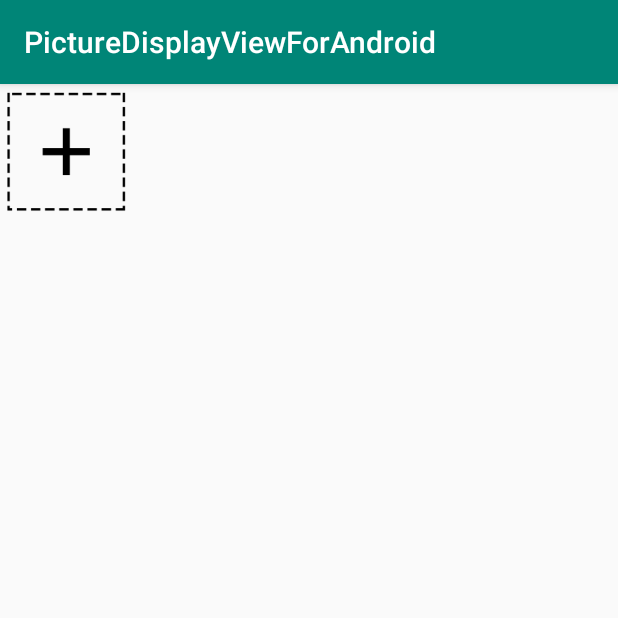
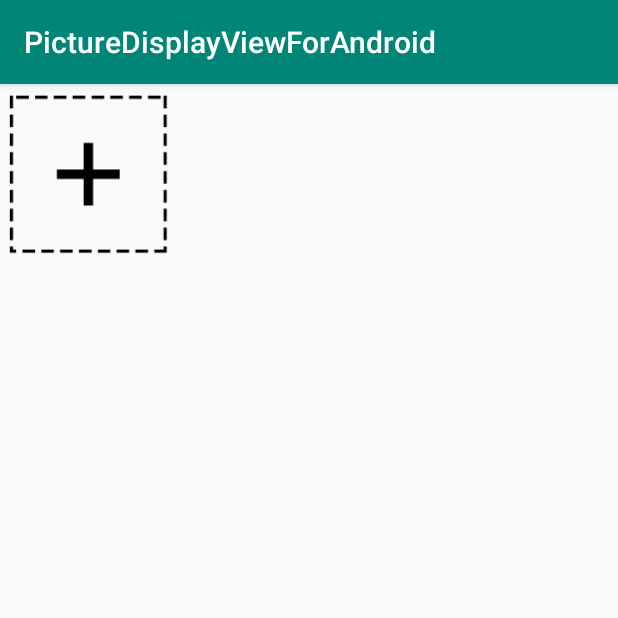
Before and after one commit to OneZeroYang/PictureDisplayViewForAndroid, an Android app: the screen it shows after launch (MainActivity), on a phone screen of 412 x 824 dp, the top half of it. Run offline under Robolectric (Android 15) with nearby library versions, the phone set to English and light mode, and no system bars; libraries missing offline, so code that uses them is left out: com.zhihu.matisse.

Commit message:
1.3.0 版本

```diff
--- a/app/src/main/java/com/yangshijie/picturedisplayview/MainActivity.java
+++ b/app/src/main/java/com/yangshijie/picturedisplayview/MainActivity.java
@@ -42,7 +42,7 @@ public class MainActivity extends AppCompatActivity {
         myPDPView = (PDPView) findViewById(R.id.myPDPView);
         pdpViewAdapter = new PDPViewAdapter(this, data);
         myPDPView.setAdapter(pdpViewAdapter);
-        myPDPView.setCall(new PDPViewCall() {
+        myPDPView.setCall(new PDPViewCall<Uri>() {
             @Override
             public void addImage() {
                 Log.i(TAG, "addImage: ");
@@ -55,8 +55,8 @@ public class MainActivity extends AppCompatActivity {
             }
 
             @Override
-            public void onUpdate(List<Object> list) {
-                Log.i(TAG, "onUpdate: ");
+            public void onUpdate(List<Uri> list) {
+                Log.i(TAG, "onUpdate: "+list);
 
             }
         });
--- a/library/build.gradle
+++ b/library/build.gradle
@@ -6,7 +6,7 @@ android {
         minSdkVersion 15
         targetSdkVersion 27
         versionCode 1
-        versionName "1.2.0"
+        versionName "1.3.0"
 
         testInstrumentationRunner "android.support.test.runner.AndroidJUnitRunner"
 
--- a/library/src/main/java/picturedisplayview/yangshijie/com/library/BasePDPViewAdapter.java
+++ b/library/src/main/java/picturedisplayview/yangshijie/com/library/BasePDPViewAdapter.java
@@ -28,10 +28,6 @@ public abstract class BasePDPViewAdapter<T> {
        this.data=data;
         view=setView();
     }
-
     protected abstract int setView();
-
-
-
     public abstract void BindView(BaseMyHolder holder, int position);
 }
--- a/library/src/main/java/picturedisplayview/yangshijie/com/library/ItemTouchAdapter.java
+++ b/library/src/main/java/picturedisplayview/yangshijie/com/library/ItemTouchAdapter.java
@@ -6,6 +6,7 @@ import android.view.LayoutInflater;
 import android.view.View;
 import android.view.ViewGroup;
 
+import java.util.ArrayList;
 import java.util.Collections;
 import java.util.List;
 
@@ -15,11 +16,18 @@ public abstract class ItemTouchAdapter<T> extends MyItemTouchHandler.ItemTouchAd
     private boolean isHaveLastView=false;
     private int lastView=R.layout.lastview;
 
+    private PDPViewCall call;
+
     public ItemTouchAdapter(Context context, List<T> list){
         this.context=context;
         this.list=list;
     }
 
+    @Override
+    public void setCall(PDPViewCall call) {
+        super.setCall(call);
+        this.call=call;
+    }
 
     public List<T> getList() {
         return list;
@@ -29,7 +37,12 @@ public abstract class ItemTouchAdapter<T> extends MyItemTouchHandler.ItemTouchAd
 
         for (int a=0;a<list.size();a++){
             this.list.add(0,list.get(a));
-            notifyItemChanged(a+list.size());
+        }
+        for(int a=0;a<this.list.size();a++){
+            notifyItemChanged(a);
+        }
+        if (call!=null){
+            call.onUpdate(this.list);
         }
     }
 
@@ -70,6 +83,7 @@ public abstract class ItemTouchAdapter<T> extends MyItemTouchHandler.ItemTouchAd
         if (list==null){
             throw new RuntimeException("ItemTouchAdapter<T> 数据源为空！");
         }
+
         list.remove(position);
     }
     @Override
@@ -83,9 +97,6 @@ public abstract class ItemTouchAdapter<T> extends MyItemTouchHandler.ItemTouchAd
         }
         return list.size();
     }
-
-
-
     protected abstract int getView();
     protected abstract void BindView(BaseMyHolder holder, int position);
 }
--- a/library/src/main/java/picturedisplayview/yangshijie/com/library/MyItemTouchHandler.java
+++ b/library/src/main/java/picturedisplayview/yangshijie/com/library/MyItemTouchHandler.java
@@ -167,6 +167,12 @@ public class MyItemTouchHandler extends ItemTouchHelper.Callback {
                     protected boolean autoOpenSwipe(){
                          return false;
                     }
+
+
+                    public void setCall(PDPViewCall call){
+
+                    }
+
                }
 
 
--- a/library/src/main/java/picturedisplayview/yangshijie/com/library/PDPView.java
+++ b/library/src/main/java/picturedisplayview/yangshijie/com/library/PDPView.java
@@ -30,6 +30,9 @@ public class PDPView<T> extends RelativeLayout implements MyItemTouchHandlerCall
 
     public void setCall(PDPViewCall call) {
         this.call = call;
+        if (itemTouchAdapter!=null){
+            itemTouchAdapter.setCall(call);
+        }
     }
 
     public void setLastView(int lastView) {
@@ -61,11 +64,12 @@ public class PDPView<T> extends RelativeLayout implements MyItemTouchHandlerCall
     }
 
     public void setAdapter(BasePDPViewAdapter adapter) {
+
         if (adapter == null) {
             return;
         }
         if (adapter instanceof PDPViewAdapter) {
-            this.layout = new GridLayoutManager(context, 4);
+            this.layout = new GridLayoutManager(context, 3);
             PDPViewAdapterCall pdpViewAdapterCall = new PDPViewAdapterCall() {
                 @Override
                 public void add() {
@@ -131,7 +135,7 @@ public class PDPView<T> extends RelativeLayout implements MyItemTouchHandlerCall
         ItemTouchHelper itemTouchHelper = new ItemTouchHelper(myItemTouchHandler);
         itemTouchHelper.attachToRecyclerView(recyclerView);
         recyclerView.setAdapter(itemTouchAdapter);
-        onUpdateCall();
+
     }
 
     private void onUpdateCall(){
@@ -146,7 +150,7 @@ public class PDPView<T> extends RelativeLayout implements MyItemTouchHandlerCall
             @Override
             protected int lastView() {
                 if (adapter instanceof PDPViewAdapter) {
-                    return R.layout.lastview;
+                    return lastView;
                 }
                 return 0;
             }
@@ -160,6 +164,10 @@ public class PDPView<T> extends RelativeLayout implements MyItemTouchHandlerCall
                 adapter.BindView(holder, position);
             }
         };
+
+        if (this.call!=null){
+            this.itemTouchAdapter.setCall(this.call);
+        }
 
     }
 
--- a/library/src/main/java/picturedisplayview/yangshijie/com/library/PDPViewCall.java
+++ b/library/src/main/java/picturedisplayview/yangshijie/com/library/PDPViewCall.java
@@ -2,8 +2,8 @@ package picturedisplayview.yangshijie.com.library;
 
 import java.util.List;
 
-public interface PDPViewCall {
+public interface PDPViewCall<T> {
     void addImage();
     void onImageEvent(BaseMyHolder holder,int p);
-    void onUpdate(List<Object> list);
+    void onUpdate(List<T> list);
 }
--- a/library/src/main/res/layout/lastview.xml
+++ b/library/src/main/res/layout/lastview.xml
@@ -1,11 +1,11 @@
 <?xml version="1.0" encoding="utf-8"?>
 <RelativeLayout xmlns:android="http://schemas.android.com/apk/res/android"
     android:layout_width="match_parent"
-    android:layout_height="@dimen/dp_90">
+    android:layout_height="@dimen/dp_120">
     <ImageView
         android:id="@+id/add_image"
         android:src="@drawable/addim"
         android:scaleType="fitXY"
-        android:layout_width="@dimen/dp_90"
+        android:layout_width="@dimen/dp_120"
         android:layout_height="match_parent" />
 </RelativeLayout>
```
Also changed, not shown: library/src/main/java/picturedisplayview/yangshijie/com/library/PDPViewAdapter.java (+4 -3 lines), library/src/main/res/drawable/xx_rl.xml (added, +10 -0 lines), library/src/main/res/layout/pdpview_itme.xml (+22 -12 lines), library/src/main/res/drawable/delete_background_9.png (added).
